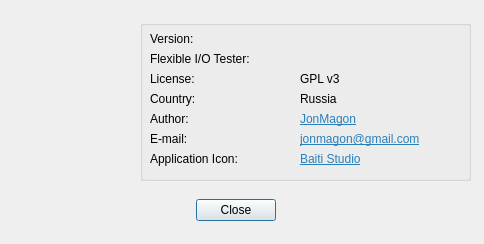
Before: the Qt Designer form src/about.ui in JonMagon/KDiskMark, drawn with Qt 5.
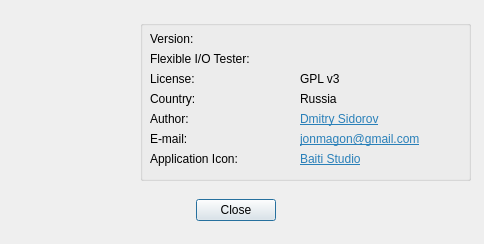
After: the same form once the commit is applied. Icons and pictures are not drawn.

What changed in the file:
```diff
--- a/src/about.ui
+++ b/src/about.ui
@@ -150,7 +150,7 @@
      </rect>
     </property>
     <property name="text">
-     <string notr="true">&lt;html&gt;&lt;head/&gt;&lt;body&gt;&lt;p&gt;&lt;a href=&quot;https://github.com/JonMagon&quot;&gt;&lt;span style=&quot; text-decoration: underline; color:#2980b9;&quot;&gt;JonMagon&lt;/span&gt;&lt;/a&gt;&lt;/p&gt;&lt;/body&gt;&lt;/html&gt;</string>
+     <string notr="true">&lt;html&gt;&lt;head/&gt;&lt;body&gt;&lt;p&gt;&lt;a href=&quot;https://github.com/JonMagon&quot;&gt;&lt;span style=&quot; text-decoration: underline; color:#2980b9;&quot;&gt;Dmitry Sidorov&lt;/span&gt;&lt;/a&gt;&lt;/p&gt;&lt;/body&gt;&lt;/html&gt;</string>
     </property>
     <property name="textFormat">
      <enum>Qt::AutoText</enum>
```
